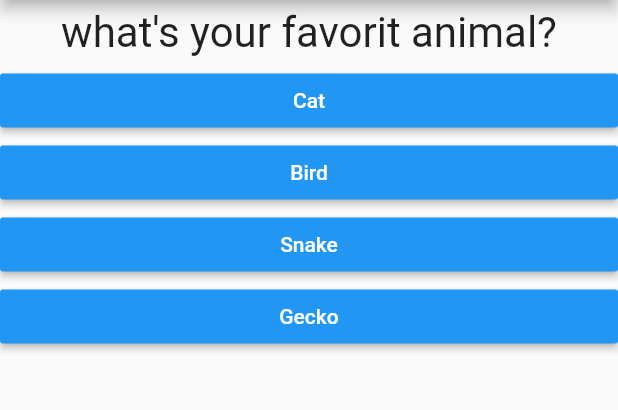
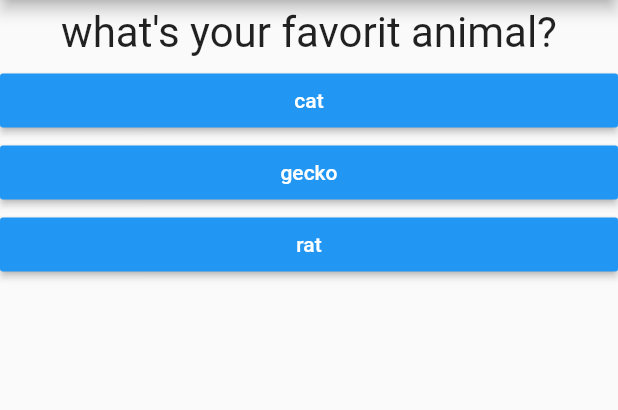
Before and after one commit to mhidoart/Flutter_training, a Flutter app: the screen it shows after launch, after a tap on "Black", on a phone screen of 412 x 824 dp, the part 84-494 px from its top. Run offline on Flutter 3.47's test engine with Material 2 defaults, Android fonts, the phone set to English and light mode, and no system bars.

Commit message:
decomposing components

```diff
--- a/lib/main.dart
+++ b/lib/main.dart
@@ -1,6 +1,6 @@
+import 'package:first_app_flutter/result.dart';
 import 'package:flutter/material.dart';
-import './question.dart';
-import './answer.dart';
+import './quiz.dart';
 
 void main() {
   runApp(MyApp());
@@ -15,30 +15,45 @@ class MyApp extends StatefulWidget {
 
 class _MyAppState extends State<MyApp> {
   var cp = 0;
-  void _answerQuestion() {
-    print('answer chosen ! ');
-    setState(() {
-      cp = cp + 1;
-    });
-    print('counter state $cp');
-  }
-
+  var totalScore = 0;
   @override
   Widget build(BuildContext context) {
-    var questions = [
+    var _questions = [
       {
         'questionText': 'what\' your favorit color?',
-        'answers': ['Black', 'Red', 'Green', 'Yello'],
+        'answers': [
+          {'text': 'Black', 'score': 10},
+          {'text': 'Red', 'score': 15},
+          {'text': 'White', 'score': 50}
+        ],
       },
       {
         'questionText': 'what\'s your favorit animal? ',
-        'answers': ['Cat', 'Bird', 'Snake', 'Gecko'],
+        'answers': [
+          {'text': 'cat', 'score': 10},
+          {'text': 'gecko', 'score': 15},
+          {'text': 'rat', 'score': -20},
+        ],
       },
       {
         'questionText': 'what\'s your favorit friend? ',
-        'answers': ['me', 'branda', 'zetta', 'Max'],
+        'answers': [
+          {'text': 'Black', 'score': 10},
+          {'text': 'fe', 'score': 15},
+          {'text': 'Max', 'score': 20},
+          {'text': 'Brenda', 'score': 50}
+        ],
       },
     ];
+    void _answerQuestion(int score) {
+      print('answer chosen ! ');
+      setState(() {
+        print('we have more questions ! ');
+        cp = cp + 1;
+        totalScore += score;
+      });
+      print('counter state $cp');
+    }
 
     return MaterialApp(
       home: Scaffold(
@@ -48,14 +63,12 @@ class _MyAppState extends State<MyApp> {
           titleSpacing: 1.2,
           centerTitle: true,
         ),
-        body: Column(
-          children: [
-            Question(questions[cp]['questionText']),
-            ...(questions[cp]['answers'] as List<String>).map((a) {
-              return Answer(_answerQuestion, a);
-            }).toList(),
-          ],
-        ),
+        body: cp < _questions.length
+            ? Quiz(
+                answerQuestion: _answerQuestion,
+                question: _questions,
+                questionIndex: cp)
+            : Result(totalScore),
       ),
     );
   }
--- /dev/null
+++ b/lib/quiz.dart
@@ -0,0 +1,27 @@
+import 'package:flutter/material.dart';
+import './question.dart';
+import './answer.dart';
+
+class Quiz extends StatelessWidget {
+  final Function answerQuestion;
+  final int questionIndex;
+  final List<Map<String, Object>> question;
+
+  Quiz(
+      {@required this.question,
+      @required this.answerQuestion,
+      @required this.questionIndex});
+
+  @override
+  Widget build(BuildContext context) {
+    return Column(
+      children: [
+        Question(question[questionIndex]['questionText']),
+        ...(question[questionIndex]['answers'] as List<Map<String, Object>>)
+            .map((a) {
+          return Answer(() => answerQuestion(a['score']), a['text']);
+        }).toList(),
+      ],
+    );
+  }
+}
--- /dev/null
+++ b/lib/result.dart
@@ -0,0 +1,18 @@
+import 'package:flutter/material.dart';
+
+class Result extends StatelessWidget {
+  final int totalScore;
+  Result(this.totalScore);
+  @override
+  Widget build(BuildContext context) {
+    return Center(
+      child: Text(
+        'yeah you did it ! your score is: $totalScore',
+        style: TextStyle(
+            fontSize: 28,
+            fontWeight: FontWeight.bold,
+            color: Colors.lightGreen),
+      ),
+    );
+  }
+}
```
